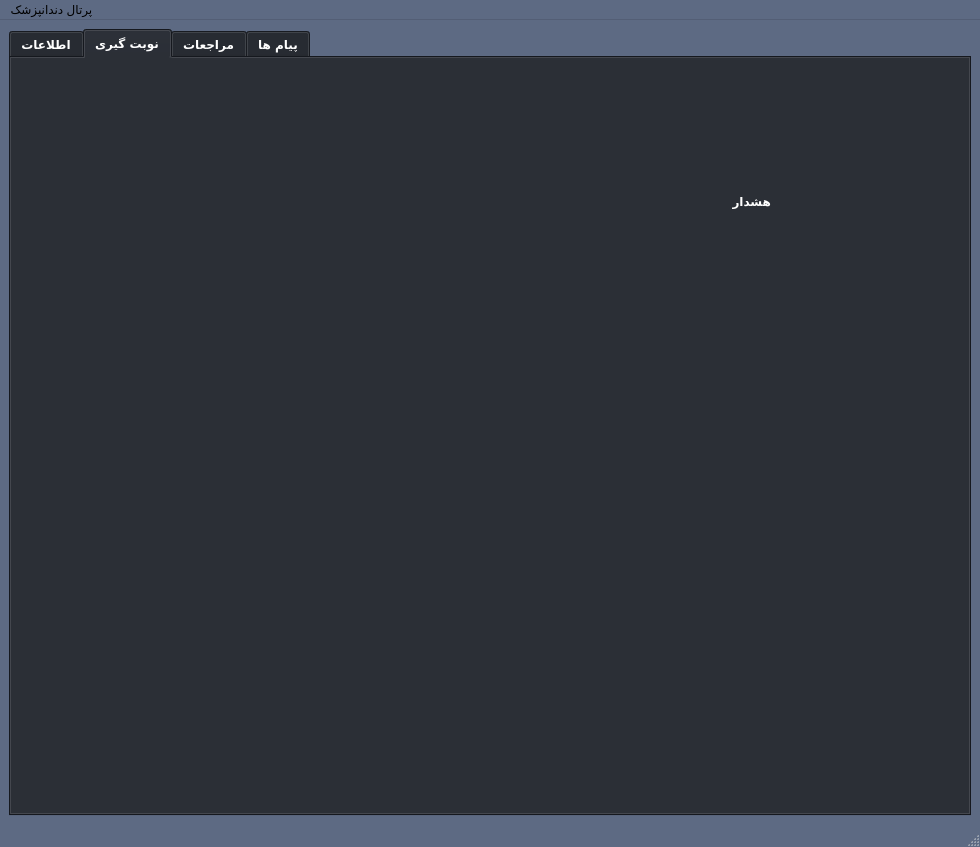
Old version of the form DocPortal.ui in the repository elsobhano/python_AP_fina.
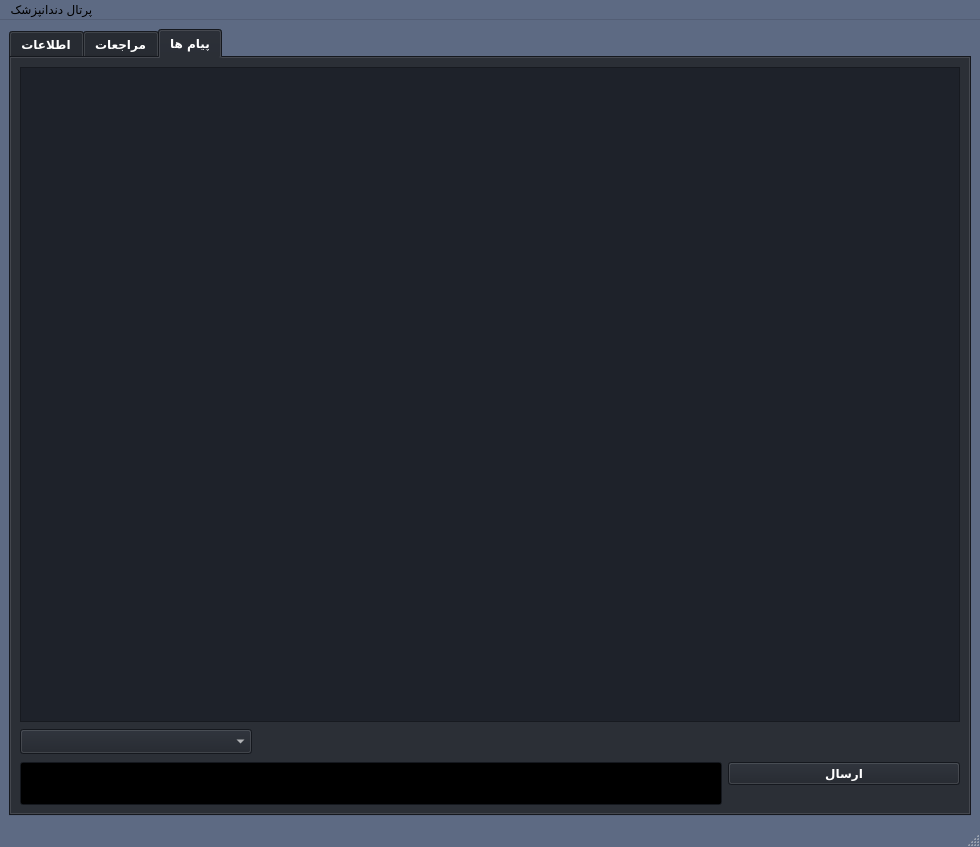
New version of the form. The open tabs and pages were chosen to show the change.

Commit message: Add sent message in doc portal

The edit to the form file:
```diff
--- a/DocPortal.ui
+++ b/DocPortal.ui
@@ -70,9 +70,9 @@
      <colorrole role="Text">
       <brush brushstyle="SolidPattern">
        <color alpha="255">
-        <red>0</red>
-        <green>0</green>
-        <blue>0</blue>
+        <red>255</red>
+        <green>255</green>
+        <blue>255</blue>
        </color>
       </brush>
      </colorrole>
@@ -216,9 +216,9 @@
      <colorrole role="Text">
       <brush brushstyle="SolidPattern">
        <color alpha="255">
-        <red>0</red>
-        <green>0</green>
-        <blue>0</blue>
+        <red>255</red>
+        <green>255</green>
+        <blue>255</blue>
        </color>
       </brush>
      </colorrole>
@@ -1616,287 +1616,6 @@
         </item>
        </layout>
       </widget>
-      <widget class="QWidget" name="tab_2">
-       <attribute name="title">
-        <string>نوبت گیری</string>
-       </attribute>
-       <layout class="QVBoxLayout" name="verticalLayout_5">
-        <item>
-         <layout class="QGridLayout" name="gridLayout_3">
-          <item row="4" column="0" rowspan="2">
-           <spacer name="horizontalSpacer_9">
-            <property name="orientation">
-             <enum>Qt::Horizontal</enum>
-            </property>
-            <property name="sizeType">
-             <enum>QSizePolicy::Minimum</enum>
-            </property>
-            <property name="sizeHint" stdset="0">
-             <size>
-              <width>40</width>
-              <height>20</height>
-             </size>
-            </property>
-           </spacer>
-          </item>
-          <item row="6" column="0">
-           <spacer name="horizontalSpacer_10">
-            <property name="orientation">
-             <enum>Qt::Horizontal</enum>
-            </property>
-            <property name="sizeType">
-             <enum>QSizePolicy::Minimum</enum>
-            </property>
-            <property name="sizeHint" stdset="0">
-             <size>
-              <width>40</width>
-              <height>20</height>
-             </size>
-            </property>
-           </spacer>
-          </item>
-          <item row="6" column="4">
-           <spacer name="horizontalSpacer_17">
-            <property name="orientation">
-             <enum>Qt::Horizontal</enum>
-            </property>
-            <property name="sizeType">
-             <enum>QSizePolicy::Minimum</enum>
-            </property>
-            <property name="sizeHint" stdset="0">
-             <size>
-              <width>40</width>
-              <height>20</height>
-             </size>
-            </property>
-           </spacer>
-          </item>
-          <item row="4" column="4">
-           <spacer name="horizontalSpacer_15">
-            <property name="orientation">
-             <enum>Qt::Horizontal</enum>
-            </property>
-            <property name="sizeType">
-             <enum>QSizePolicy::Minimum</enum>
-            </property>
-            <property name="sizeHint" stdset="0">
-             <size>
-              <width>40</width>
-              <height>20</height>
-             </size>
-            </property>
-           </spacer>
-          </item>
-          <item row="2" column="0" colspan="4">
-           <widget class="QLabel" name="Check_Label">
-            <property name="text">
-             <string>هشدار</string>
-            </property>
-           </widget>
-          </item>
-          <item row="10" column="0" colspan="2">
-           <spacer name="horizontalSpacer_5">
-            <property name="orientation">
-             <enum>Qt::Horizontal</enum>
-            </property>
-            <property name="sizeType">
-             <enum>QSizePolicy::Expanding</enum>
-            </property>
-            <property name="sizeHint" stdset="0">
-             <size>
-              <width>40</width>
-              <height>20</height>
-             </size>
-            </property>
-           </spacer>
-          </item>
-          <item row="10" column="3" colspan="2">
-           <spacer name="horizontalSpacer_6">
-            <property name="orientation">
-             <enum>Qt::Horizontal</enum>
-            </property>
-            <property name="sizeHint" stdset="0">
-             <size>
-              <width>40</width>
-              <height>20</height>
-             </size>
-            </property>
-           </spacer>
-          </item>
-          <item row="9" column="0">
-           <spacer name="horizontalSpacer_13">
-            <property name="orientation">
-             <enum>Qt::Horizontal</enum>
-            </property>
-            <property name="sizeType">
-             <enum>QSizePolicy::Minimum</enum>
-            </property>
-            <property name="sizeHint" stdset="0">
-             <size>
-              <width>40</width>
-              <height>20</height>
-             </size>
-            </property>
-           </spacer>
-          </item>
-          <item row="8" column="0">
-           <spacer name="horizontalSpacer_12">
-            <property name="orientation">
-             <enum>Qt::Horizontal</enum>
-            </property>
-            <property name="sizeType">
-             <enum>QSizePolicy::Minimum</enum>
-            </property>
-            <property name="sizeHint" stdset="0">
-             <size>
-              <width>40</width>
-              <height>20</height>
-             </size>
-            </property>
-           </spacer>
-          </item>
-          <item row="0" column="1" colspan="2">
-           <spacer name="horizontalSpacer_7">
-            <property name="orientation">
-             <enum>Qt::Horizontal</enum>
-            </property>
-            <property name="sizeHint" stdset="0">
-             <size>
-              <width>40</width>
-              <height>20</height>
-             </size>
-            </property>
-           </spacer>
-          </item>
-          <item row="7" column="4">
-           <spacer name="horizontalSpacer_18">
-            <property name="orientation">
-             <enum>Qt::Horizontal</enum>
-            </property>
-            <property name="sizeType">
-             <enum>QSizePolicy::Minimum</enum>
-            </property>
-            <property name="sizeHint" stdset="0">
-             <size>
-              <width>40</width>
-              <height>20</height>
-             </size>
-            </property>
-           </spacer>
-          </item>
-          <item row="7" column="0">
-           <spacer name="horizontalSpacer_11">
-            <property name="orientation">
-             <enum>Qt::Horizontal</enum>
-            </property>
-            <property name="sizeType">
-             <enum>QSizePolicy::Minimum</enum>
-            </property>
-            <property name="sizeHint" stdset="0">
-             <size>
-              <width>40</width>
-              <height>20</height>
-             </size>
-            </property>
-           </spacer>
-          </item>
-          <item row="5" column="4">
-           <spacer name="horizontalSpacer_16">
-            <property name="orientation">
-             <enum>Qt::Horizontal</enum>
-            </property>
-            <property name="sizeType">
-             <enum>QSizePolicy::Minimum</enum>
-            </property>
-            <property name="sizeHint" stdset="0">
-             <size>
-              <width>40</width>
-              <height>20</height>
-             </size>
-            </property>
-           </spacer>
-          </item>
-          <item row="3" column="0">
-           <spacer name="horizontalSpacer_4">
-            <property name="orientation">
-             <enum>Qt::Horizontal</enum>
-            </property>
-            <property name="sizeType">
-             <enum>QSizePolicy::Minimum</enum>
-            </property>
-            <property name="sizeHint" stdset="0">
-             <size>
-              <width>40</width>
-              <height>20</height>
-             </size>
-            </property>
-           </spacer>
-          </item>
-          <item row="9" column="4">
-           <spacer name="horizontalSpacer_20">
-            <property name="orientation">
-             <enum>Qt::Horizontal</enum>
-            </property>
-            <property name="sizeType">
-             <enum>QSizePolicy::Minimum</enum>
-            </property>
-            <property name="sizeHint" stdset="0">
-             <size>
-              <width>40</width>
-              <height>20</height>
-             </size>
-            </property>
-           </spacer>
-          </item>
-          <item row="3" column="4">
-           <spacer name="horizontalSpacer_14">
-            <property name="orientation">
-             <enum>Qt::Horizontal</enum>
-            </property>
-            <property name="sizeType">
-             <enum>QSizePolicy::Minimum</enum>
-            </property>
-            <property name="sizeHint" stdset="0">
-             <size>
-              <width>40</width>
-              <height>20</height>
-             </size>
-            </property>
-           </spacer>
-          </item>
-          <item row="1" column="1" colspan="2">
-           <spacer name="horizontalSpacer_8">
-            <property name="orientation">
-             <enum>Qt::Horizontal</enum>
-            </property>
-            <property name="sizeHint" stdset="0">
-             <size>
-              <width>40</width>
-              <height>20</height>
-             </size>
-            </property>
-           </spacer>
-          </item>
-          <item row="8" column="4">
-           <spacer name="horizontalSpacer_19">
-            <property name="orientation">
-             <enum>Qt::Horizontal</enum>
-            </property>
-            <property name="sizeType">
-             <enum>QSizePolicy::Minimum</enum>
-            </property>
-            <property name="sizeHint" stdset="0">
-             <size>
-              <width>40</width>
-              <height>20</height>
-             </size>
-            </property>
-           </spacer>
-          </item>
-         </layout>
-        </item>
-       </layout>
-      </widget>
       <widget class="QWidget" name="tab_3">
        <attribute name="title">
         <string>مراجعات</string>
@@ -2164,34 +1883,83 @@
        <attribute name="title">
         <string>پیام ها</string>
        </attribute>
-       <widget class="QScrollArea" name="scrollArea_2">
-        <property name="geometry">
-         <rect>
-          <x>10</x>
-          <y>10</y>
-          <width>491</width>
-          <height>441</height>
-         </rect>
-        </property>
-        <property name="widgetResizable">
-         <bool>true</bool>
-        </property>
-        <widget class="QWidget" name="scrollAreaWidgetContents_2">
-         <property name="geometry">
-          <rect>
-           <x>0</x>
-           <y>0</y>
-           <width>489</width>
-           <height>439</height>
-          </rect>
-         </property>
-         <layout class="QGridLayout" name="gridLayout_4">
-          <item row="0" column="0">
-           <layout class="QGridLayout" name="grid2"/>
+       <layout class="QVBoxLayout" name="verticalLayout_5">
+        <item>
+         <layout class="QGridLayout" name="gridLayout_3">
+          <item row="1" column="0">
+           <widget class="QComboBox" name="pat_comboBox"/>
+          </item>
+          <item row="2" column="3">
+           <widget class="QPushButton" name="sendBtn">
+            <property name="text">
+             <string>ارسال</string>
+            </property>
+           </widget>
+          </item>
+          <item row="1" column="1" colspan="3">
+           <spacer name="horizontalSpacer_4">
+            <property name="orientation">
+             <enum>Qt::Horizontal</enum>
+            </property>
+            <property name="sizeHint" stdset="0">
+             <size>
+              <width>258</width>
+              <height>28</height>
+             </size>
+            </property>
+           </spacer>
+          </item>
+          <item row="0" column="0" colspan="4">
+           <widget class="QScrollArea" name="scrollArea_2">
+            <property name="widgetResizable">
+             <bool>true</bool>
+            </property>
+            <widget class="QWidget" name="scrollAreaWidgetContents_2">
+             <property name="geometry">
+              <rect>
+               <x>0</x>
+               <y>0</y>
+               <width>926</width>
+               <height>601</height>
+              </rect>
+             </property>
+             <layout class="QGridLayout" name="gridLayout_4">
+              <item row="0" column="0">
+               <layout class="QGridLayout" name="grid2"/>
+              </item>
+             </layout>
+            </widget>
+           </widget>
+          </item>
+          <item row="3" column="3">
+           <spacer name="horizontalSpacer_5">
+            <property name="orientation">
+             <enum>Qt::Horizontal</enum>
+            </property>
+            <property name="sizeType">
+             <enum>QSizePolicy::Minimum</enum>
+            </property>
+            <property name="sizeHint" stdset="0">
+             <size>
+              <width>40</width>
+              <height>20</height>
+             </size>
+            </property>
+           </spacer>
+          </item>
+          <item row="2" column="0" rowspan="2" colspan="3">
+           <widget class="QLineEdit" name="msg_lineEdit">
+            <property name="sizePolicy">
+             <sizepolicy hsizetype="Expanding" vsizetype="Expanding">
+              <horstretch>0</horstretch>
+              <verstretch>0</verstretch>
+             </sizepolicy>
+            </property>
+           </widget>
           </item>
          </layout>
-        </widget>
-       </widget>
+        </item>
+       </layout>
       </widget>
      </widget>
     </item>
```
The commit also changes 4 other files.
